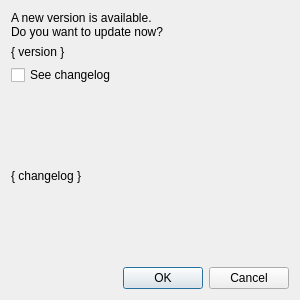
First picture: the form in src/updater/update-dialog.ui, repository Bionus/imgbrd-grabber, before the edit.
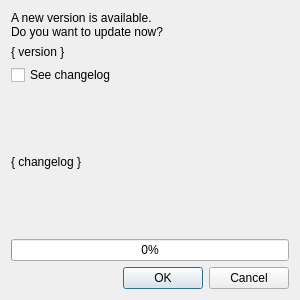
Second picture: the form after the edit.

Commit message: Fix update download and launch

Patch:
```diff
--- a/src/updater/update-dialog.ui
+++ b/src/updater/update-dialog.ui
@@ -13,7 +13,7 @@
   <property name="windowTitle">
    <string>Dialog</string>
   </property>
-  <layout class="QVBoxLayout" name="verticalLayout" stretch="0,0,0,1,0">
+  <layout class="QVBoxLayout" name="verticalLayout" stretch="0,0,0,1,0,0">
    <property name="sizeConstraint">
     <enum>QLayout::SetMinimumSize</enum>
    </property>
@@ -63,6 +63,13 @@
      </property>
     </widget>
    </item>
+   <item>
+    <widget class="QProgressBar" name="progressDownload">
+     <property name="value">
+      <number>0</number>
+     </property>
+    </widget>
+   </item>
    <item>
     <widget class="QDialogButtonBox" name="buttonBox">
      <property name="orientation">
```
Left out of the diff: 2 changed lines with no effect on the pictures. The commit also changes 4 other files.
